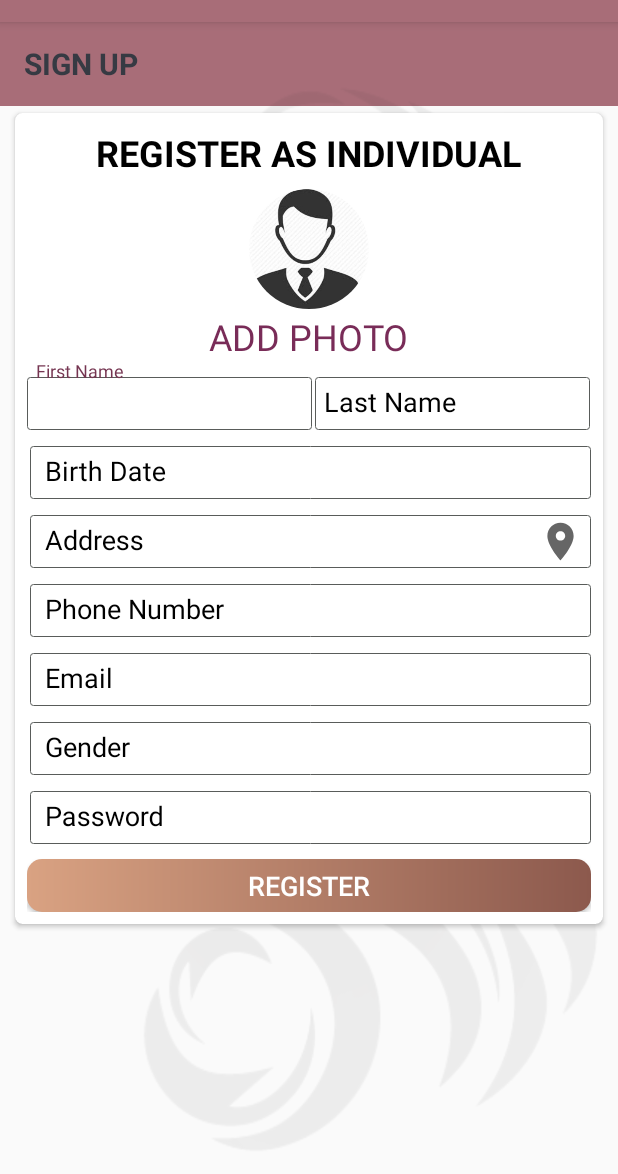
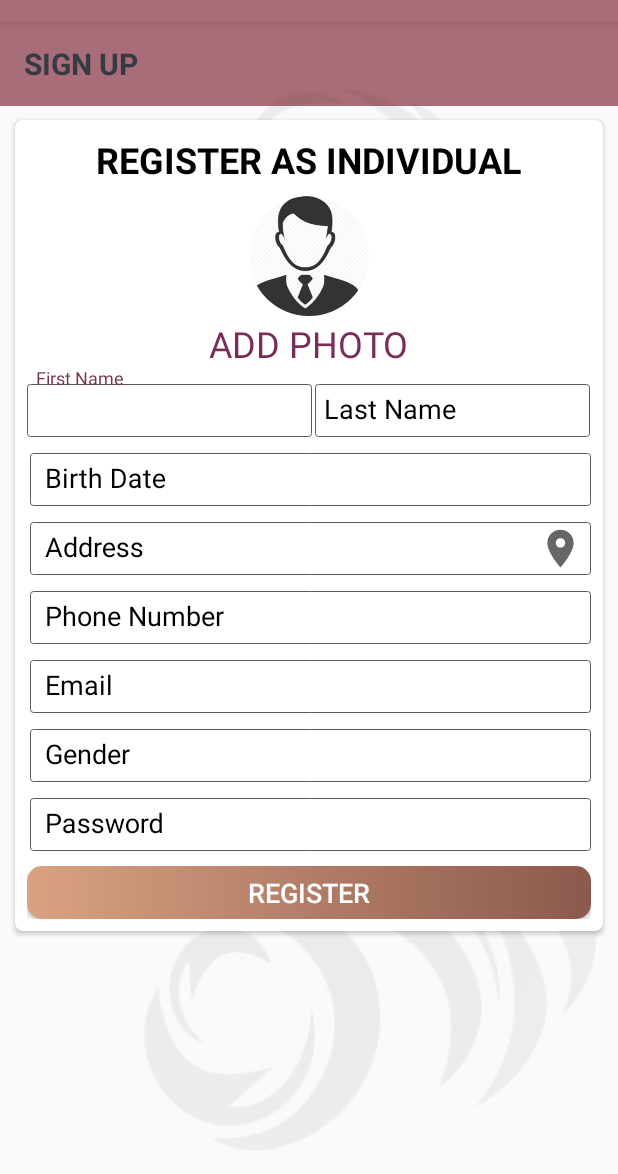
Before and after one commit to sklagat45/reylla, an Android app: the IndividualRegister screen opened directly, with no data from a screen before it, on a phone screen of 412 x 824 dp, the part 62-1236 px from its top. Run offline under Robolectric (Android 15) with nearby library versions, the phone set to English and light mode, and no system bars; our stand-ins replace CircleImageView, Firebase (no records; nobody signed in at launch, a user with empty details on screens opened directly); 2 statements that could not run were skipped.

```diff
--- a/app/src/main/res/layout/activity_individual_register.xml
+++ b/app/src/main/res/layout/activity_individual_register.xml
@@ -52,7 +52,7 @@
             android:layout_width="match_parent"
             android:layout_height="wrap_content"
             android:layout_marginStart="10dp"
-            android:layout_marginTop="5dp"
+            android:layout_marginTop="10dp"
             android:layout_marginEnd="10dp"
             android:elevation="10dp"
             app:cardCornerRadius="5dp">
@@ -275,6 +275,7 @@
                     android:foreground="?attr/selectableItemBackground"
                     android:gravity="center"
                     android:layout_weight="@integer/google_play_services_version"
+                    android:contentDescription="@string/register"
                     android:padding="5dp"
                     android:text="Register"
                     android:textColor="@android:color/white"
--- a/app/src/main/res/values/strings.xml
+++ b/app/src/main/res/values/strings.xml
@@ -27,4 +27,10 @@
     <string name="last_name">last name</string>
     <string name="address">address</string>
     <string name="add_photo">ADD PHOTO</string>
+    <string name="company_name">Company name</string>
+    <string name="company_registration_number">company registration number</string>
+    <string name="registration_number">Registration Number</string>
+    <string name="company_address">Company Address</string>
+    <string name="select_location_on_google_maps">select location on google maps</string>
+    <string name="phone_number">phone number</string>
 </resources>
```
Also changed, not shown: app/src/main/AndroidManifest.xml (+4 -4 lines), app/src/main/java/com/sklagat46/reylla/activities/ServiceProvidersReg.kt (+16 -2 lines).
